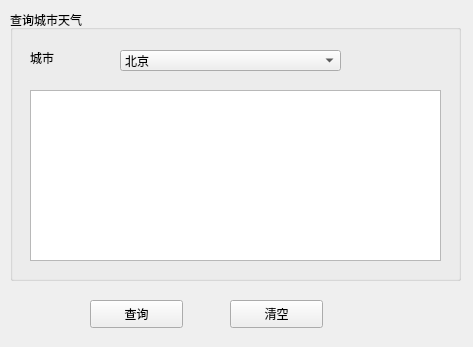
The window that Chapter11/example2/WeatherWin.ui (cxinping/PyQt5) describes before a commit, drawn with Qt 5.
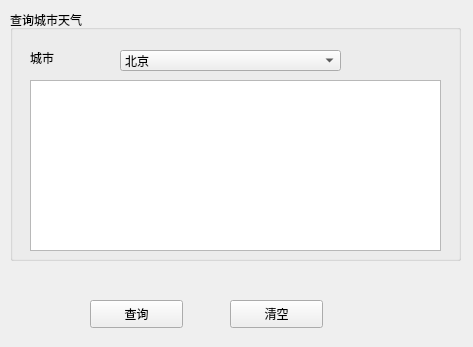
The same window after the commit.

Diff of the .ui file:
```diff
--- a/Chapter11/example2/WeatherWin.ui
+++ b/Chapter11/example2/WeatherWin.ui
@@ -19,7 +19,7 @@
      <x>10</x>
      <y>10</y>
      <width>451</width>
-     <height>271</height>
+     <height>251</height>
     </rect>
    </property>
    <property name="title">
@@ -54,7 +54,7 @@
     <property name="geometry">
      <rect>
       <x>20</x>
-      <y>80</y>
+      <y>70</y>
       <width>411</width>
       <height>171</height>
      </rect>
```
Left out of the diff: 41 changed lines with no effect on the pictures.
